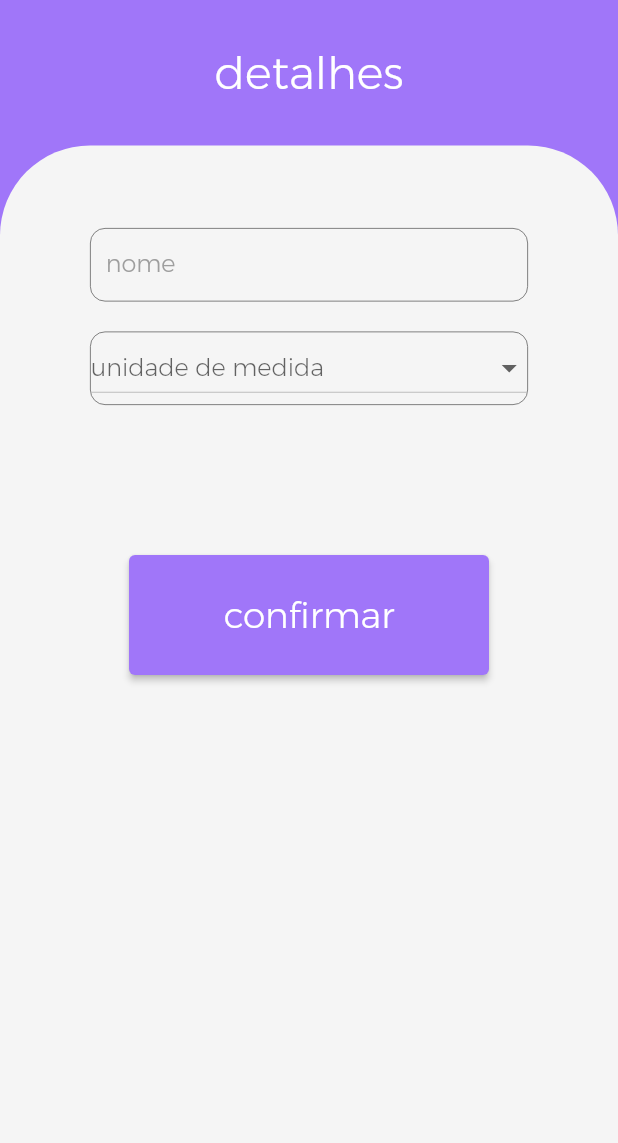
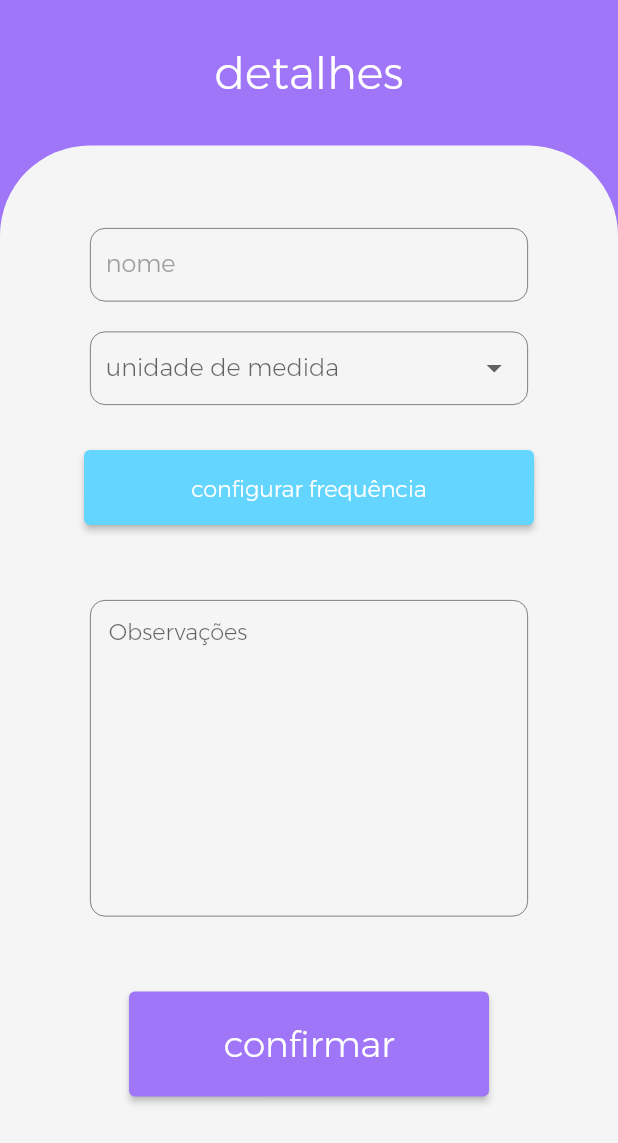
Before and after one commit to hunteradv/gmed, a Flutter app: the DrugDetailPage screen opened by its route, on a phone screen of 412 x 824 dp. Shown: the top 1143 px of the screen. Run offline on Flutter 3.47's test engine with Material 2 defaults, Android fonts, the light colour scheme and no system bars; our stand-ins replace cloud_firestore, firebase_auth, firebase_core, flutter_typeahead; missing offline and left inert: autocomplete_textfield; accounts and stored records are empty.

Commit message:
2023-09-24: tela ajustada

```diff
--- a/lib/drugDetail.dart
+++ b/lib/drugDetail.dart
@@ -15,6 +15,7 @@ class _DrugDetailState extends State<DrugDetailPage> {
   Drug? drug = Drug(name: "");
   Measure? _selectedItem;
   TextEditingController nameTxt = TextEditingController();
+  TextEditingController noteTxt = TextEditingController();
 
   final Map<Measure, String> measures = {
     Measure.milliliter: 'mililitros',
@@ -84,8 +85,7 @@ class _DrugDetailState extends State<DrugDetailPage> {
                             borderRadius: BorderRadius.circular(10),
                             border: Border.all(
                                 color: const Color(0xFF585858), width: 0.5)),
-                        child: Column(children: [
-                          Container(
+                        child: Container(
                           padding: const EdgeInsets.fromLTRB(10, 0, 0, 0),
                           child: TextField(
                               controller: nameTxt,
@@ -95,8 +95,7 @@ class _DrugDetailState extends State<DrugDetailPage> {
                                       fontFamily: 'montserratLight',
                                       color: Colors.grey),
                                   border: InputBorder.none)),
-                          )
-                        ]),
+                        ),
                       ),
                       const SizedBox(
                         height: 20,
@@ -108,10 +107,11 @@ class _DrugDetailState extends State<DrugDetailPage> {
                             borderRadius: BorderRadius.circular(10),
                             border: Border.all(
                                 color: const Color(0xFF585858), width: 0.5)),
-                        child: Column(children: [
-                          DropdownButton(
+                        child: DropdownButton(
+                            padding: const EdgeInsets.fromLTRB(10, 0, 10, 0),
                             isExpanded: true,
                             value: _selectedItem,
+                            underline: Container(),
                             hint: const Text("unidade de medida"),
                             items: Measure.values.map((Measure value) {
                               return DropdownMenuItem<Measure>(
@@ -124,17 +124,52 @@ class _DrugDetailState extends State<DrugDetailPage> {
                                 _selectedItem = newValue!;
                                 nameTxt.text = nameTxt.text;
                               });
-                              })
-                        ]),
+                            }),
+                      ),
+                      const SizedBox(height: 30),
+                      SizedBox(
+                        height: 50,
+                        width: 300,
+                        child: ElevatedButton(
+                          style: ElevatedButton.styleFrom(
+                              backgroundColor: const Color(0xFF63D5FF)),
+                          onPressed: () {
+                            Navigator.pushNamed(context, "/drugReminderConfig");
+                          },
+                          child: const Text(
+                            "configurar frequência",
+                            style: TextStyle(fontSize: 15),
+                          ),
+                        ),
                       ),
                       const SizedBox(
-                        height: 100,
+                        height: 50,
+                      ),
+                      Container(
+                        margin: const EdgeInsets.fromLTRB(40, 0, 40, 0),
+                        decoration: BoxDecoration(
+                            color: const Color(0xFFF5F5F5),
+                            borderRadius: BorderRadius.circular(10),
+                            border: Border.all(
+                                color: const Color(0xFF585858), width: 0.5)),
+                        child: TextField(
+                          controller: noteTxt,
+                          maxLines: 10,
+                          decoration: const InputDecoration(
+                              contentPadding: EdgeInsets.fromLTRB(12, 10, 0, 0),
+                              border: InputBorder.none,
+                              hintText: "Observações",
+                              hintStyle: TextStyle(fontSize: 15)),
+                        ),
+                      ),
+                      const SizedBox(
+                        height: 50,
                       ),
                       ElevatedButton(
                         onPressed: () => {},
                         style: ElevatedButton.styleFrom(
                             backgroundColor: const Color(0xFFA076F9),
-                            fixedSize: const Size(240, 80)),
+                            fixedSize: const Size(240, 70)),
                         child: const Text(
                           'confirmar',
                           style: TextStyle(
--- a/lib/login.dart
+++ b/lib/login.dart
@@ -194,8 +194,7 @@ class _LoginPageState extends State<LoginPage> {
                             fixedSize: const Size(240, 80)),
                         child: const Text(
                           'confirmar',
-                          style: TextStyle(
-                              fontSize: 24, fontFamily: 'montserratLight'),
+                          style: TextStyle(fontSize: 24),
                         ),
                       ),
                     ],
--- a/lib/main.dart
+++ b/lib/main.dart
@@ -5,6 +5,7 @@ import 'package:gmed/drugList.dart';
 import 'package:gmed/recoveryPassword.dart';
 import 'package:gmed/register.dart';
 import 'drugDetail.dart';
+import 'drugReminderConfig.dart';
 import 'homePage.dart';
 
 const firebaseConfig = FirebaseOptions(
@@ -36,7 +37,8 @@ class MyApp extends StatelessWidget {
           '/login': (context) => const LoginPage(),
           '/recoveryPassword': (context) => RecoveryPasswordPage(),
           '/drugList': (context) => DrugListPage(),
-          '/drugDetail': (context) => DrugDetailPage()
+          '/drugDetail': (context) => const DrugDetailPage(),
+          '/drugReminderConfig': (context) => DrugReminderConfigPage()
         });
   }
 }
```
Also changed, not shown: lib/drugList.dart (+21 -14 lines), lib/drugReminderConfig.dart (added, +196 -0 lines). Lines whose indentation alone changed are shown as unchanged.
